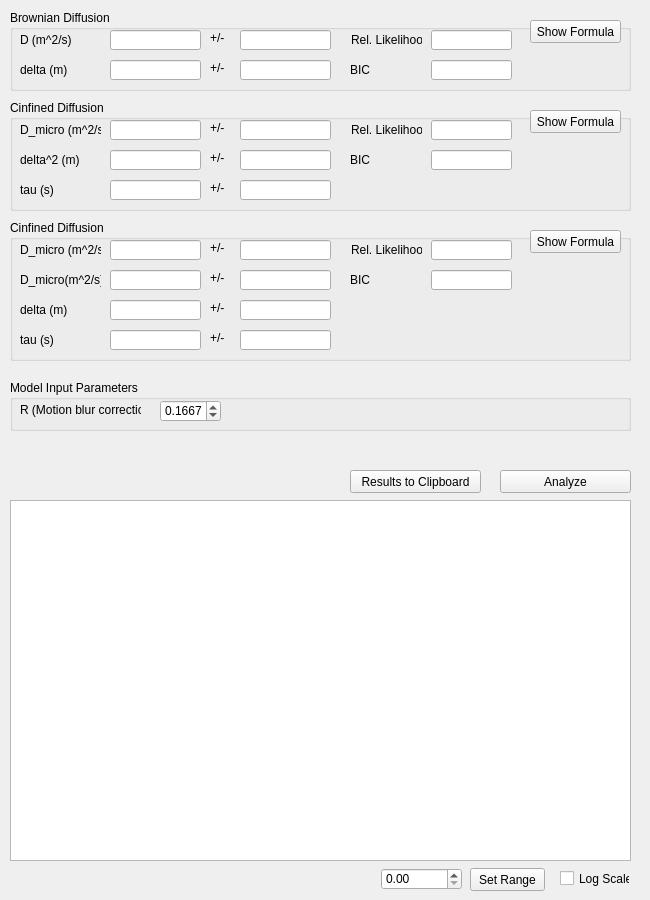
Old version of the form gui/tab/sd.ui in the repository Eggeling-Lab-Microscope-Software/TRAIT2D.
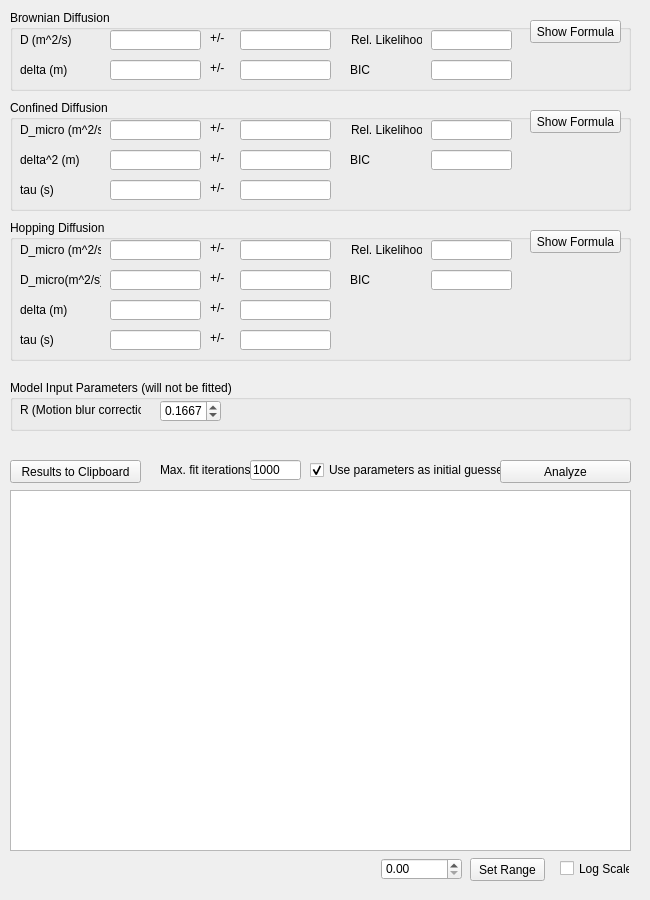
New version of the form. Custom widgets are drawn as their Qt base class.

What changed in the file:
```diff
--- a/gui/tab/sd.ui
+++ b/gui/tab/sd.ui
@@ -23,7 +23,7 @@
     </rect>
    </property>
    <property name="title">
-    <string>Model Input Parameters</string>
+    <string>Model Input Parameters (will not be fitted)</string>
    </property>
    <widget class="QLabel" name="labelInputParam1">
     <property name="geometry">
@@ -71,7 +71,7 @@
     </rect>
    </property>
    <property name="title">
-    <string>Cinfined Diffusion</string>
+    <string>Confined Diffusion</string>
    </property>
    <widget class="QPushButton" name="pushButtonFormula_2">
     <property name="geometry">
@@ -445,7 +445,7 @@
     </rect>
    </property>
    <property name="title">
-    <string>Cinfined Diffusion</string>
+    <string>Hopping Diffusion</string>
    </property>
    <widget class="QPushButton" name="pushButtonFormula_3">
     <property name="geometry">
@@ -695,7 +695,7 @@
    <property name="geometry">
     <rect>
      <x>470</x>
-     <y>868</y>
+     <y>858</y>
      <width>75</width>
      <height>23</height>
     </rect>
@@ -708,7 +708,7 @@
    <property name="geometry">
     <rect>
      <x>381</x>
-     <y>868</y>
+     <y>858</y>
      <width>81</width>
      <height>22</height>
     </rect>
@@ -721,7 +721,7 @@
    <property name="geometry">
     <rect>
      <x>500</x>
-     <y>470</y>
+     <y>460</y>
      <width>131</width>
      <height>23</height>
     </rect>
@@ -734,7 +734,7 @@
    <property name="geometry">
     <rect>
      <x>560</x>
-     <y>870</y>
+     <y>860</y>
      <width>70</width>
      <height>17</height>
     </rect>
@@ -746,8 +746,8 @@
   <widget class="QPushButton" name="pushButtonClipboard">
    <property name="geometry">
     <rect>
-     <x>350</x>
-     <y>470</y>
+     <x>10</x>
+     <y>460</y>
      <width>131</width>
      <height>23</height>
     </rect>
@@ -760,12 +760,54 @@
    <property name="geometry">
     <rect>
      <x>10</x>
-     <y>500</y>
+     <y>490</y>
      <width>621</width>
      <height>361</height>
     </rect>
    </property>
   </widget>
+  <widget class="QCheckBox" name="checkBoxUseInitial">
+   <property name="geometry">
+    <rect>
+     <x>310</x>
+     <y>460</y>
+     <width>191</width>
+     <height>20</height>
+    </rect>
+   </property>
+   <property name="text">
+    <string>Use parameters as initial guesses</string>
+   </property>
+   <property name="checked">
+    <bool>true</bool>
+   </property>
+  </widget>
+  <widget class="QLineEdit" name="lineEditMaxIt">
+   <property name="geometry">
+    <rect>
+     <x>250</x>
+     <y>460</y>
+     <width>51</width>
+     <height>20</height>
+    </rect>
+   </property>
+   <property name="text">
+    <string>1000</string>
+   </property>
+  </widget>
+  <widget class="QLabel" name="labelMaxIt">
+   <property name="geometry">
+    <rect>
+     <x>160</x>
+     <y>460</y>
+     <width>91</width>
+     <height>20</height>
+    </rect>
+   </property>
+   <property name="text">
+    <string>Max. fit iterations</string>
+   </property>
+  </widget>
  </widget>
  <customwidgets>
   <customwidget>
```
